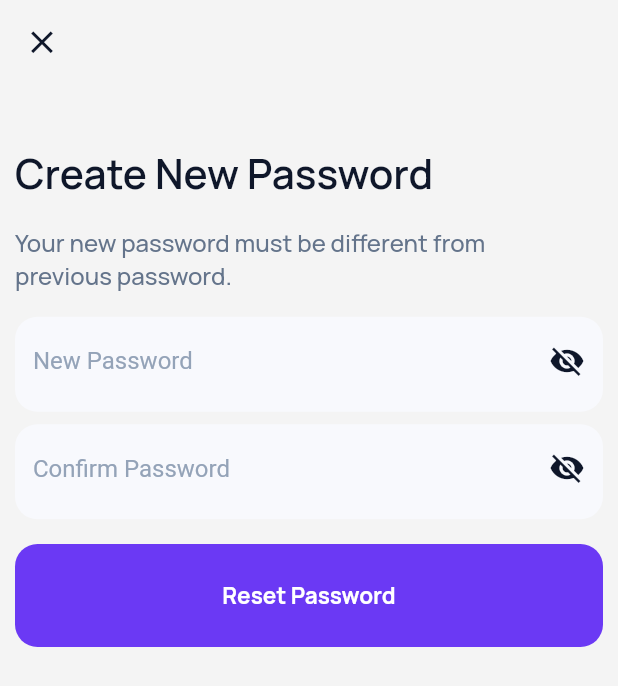
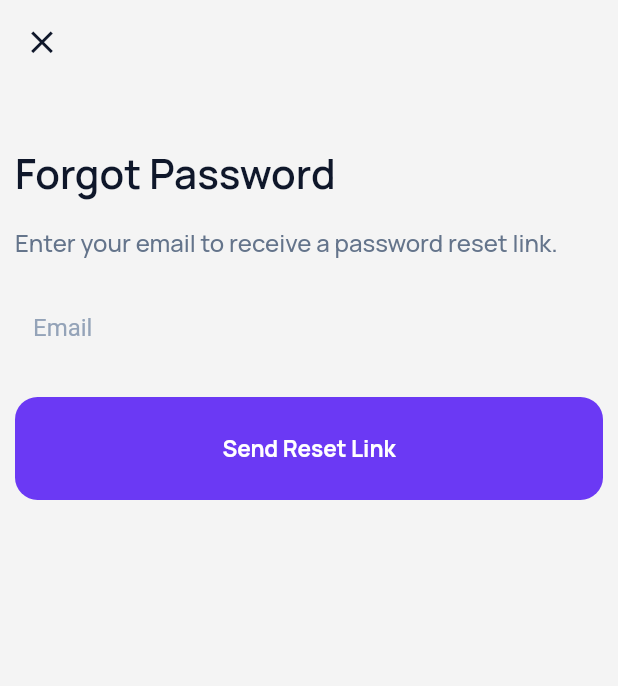
Before and after one commit to pratham-sarankar/zyrotech, a Flutter app: the Forget screen opened directly, on a phone screen of 412 x 824 dp. Shown: the top 686 px of the screen. Run offline on Flutter 3.47's test engine with Material 3 defaults, Android fonts, the phone set to English and light mode, and no system bars; our stand-ins replace country_picker, file_picker, firebase_core, google_sign_in, otp_text_field, shared_preferences and 1 more; missing offline and left inert: deriv_chart; accounts and stored records are empty; statements that could not run were skipped.

Commit message:
forget password api integrated

```diff
--- a/lib/screens/Login Screens/Forget pass.dart
+++ b/lib/screens/Login Screens/Forget pass.dart
@@ -2,6 +2,8 @@
 
 // Flutter imports:
 import 'package:flutter/material.dart';
+import 'package:http/http.dart' as http;
+import 'dart:convert';
 
 // Package imports:
 import 'package:provider/provider.dart';
@@ -9,6 +11,7 @@ import 'package:provider/provider.dart';
 // Project imports:
 import '../../Dark mode.dart';
 import 'Password update.dart';
+import '../../services/auth_service.dart';
 
 class Forget extends StatefulWidget {
   const Forget({super.key});
@@ -19,113 +22,43 @@ class Forget extends StatefulWidget {
 
 class _ForgetState extends State<Forget> {
   ColorNotifire notifier = ColorNotifire();
-  bool _obscureNewPassword = true;
-  bool _obscureConfirmPassword = true;
   bool _isLoading = false;
 
   final _formKey = GlobalKey<FormState>();
-  final _newPasswordController = TextEditingController();
-  final _confirmPasswordController = TextEditingController();
-  final _confirmPasswordFocusNode = FocusNode();
+  final _emailController = TextEditingController();
 
-  @override
-  void initState() {
-    super.initState();
-    _confirmPasswordFocusNode.addListener(_handleConfirmPasswordFocusChange);
-  }
+  final AuthService _authService = AuthService();
 
-  void _handleConfirmPasswordFocusChange() {
-    if (!_confirmPasswordFocusNode.hasFocus) {
-      if (_confirmPasswordController.text.isNotEmpty &&
-          _newPasswordController.text.isNotEmpty &&
-          _confirmPasswordController.text == _newPasswordController.text) {
-        FocusScope.of(context).unfocus();
-      }
-    }
-  }
-
-  void _checkAndDismissKeyboard(String value) {
-    if (value.isNotEmpty &&
-        _newPasswordController.text.isNotEmpty &&
-        value == _newPasswordController.text) {
-      FocusScope.of(context).unfocus();
-    }
-  }
-
-  String? _validatePassword(String? value) {
-    if (value == null || value.isEmpty) {
-      return 'Password is required';
-    }
-    if (value.length < 8) {
-      return 'Password must be at least 8 characters';
-    }
-    if (!value.contains(RegExp(r'[A-Z]'))) {
-      return 'Password must contain at least one uppercase letter';
-    }
-    if (!value.contains(RegExp(r'[0-9]'))) {
-      return 'Password must contain at least one number';
-    }
-    if (!value.contains(RegExp(r'[!@#$%^&*(),.?":{}|<>]'))) {
-      return 'Password must contain at least one special character';
-    }
-    return null;
-  }
-
-  String? _validateConfirmPassword(String? value) {
-    if (value == null || value.isEmpty) {
-      return 'Please confirm your password';
-    }
-    if (value != _newPasswordController.text) {
-      return 'Passwords do not match';
-    }
-    return null;
-  }
-
-  Future<void> _resetPassword() async {
-    if (!_formKey.currentState!.validate()) {
-      return;
-    }
-
+  Future<void> _sendForgotPasswordRequest(String email) async {
     setState(() {
       _isLoading = true;
     });
 
     try {
-      // TODO: Implement actual password reset logic here
-      await Future.delayed(const Duration(seconds: 2)); // Simulated API call
-
-      if (mounted) {
-        Navigator.pushReplacement(
-          context,
-          MaterialPageRoute(
-            builder: (context) => const Password(),
+      final response = await _authService.forgotPassword(email);
+      ScaffoldMessenger.of(context).showSnackBar(
+        SnackBar(
+          content: Text(response['message']),
+          backgroundColor: Colors.green,
         ),
       );
-      }
     } catch (e) {
-      if (mounted) {
       ScaffoldMessenger.of(context).showSnackBar(
         SnackBar(
-            content: Text('Error resetting password: ${e.toString()}'),
+          content: Text('Failed to send reset link: ${e.toString()}'),
           backgroundColor: Colors.red,
         ),
       );
-      }
     } finally {
-      if (mounted) {
       setState(() {
         _isLoading = false;
       });
     }
   }
-  }
 
   @override
   void dispose() {
-    _newPasswordController.dispose();
-    _confirmPasswordController.dispose();
-    _confirmPasswordFocusNode.removeListener(_handleConfirmPasswordFocusChange);
-    _confirmPasswordFocusNode.dispose();
+    _emailController.dispose();
     super.dispose();
   }
 
@@ -155,7 +88,7 @@ class _ForgetState extends State<Forget> {
               children: [
                 SizedBox(height: height * 0.05),
                 Text(
-                  "Create New Password",
+                  "Forgot Password",
                   style: TextStyle(
                     fontSize: 27,
                     fontFamily: "Manrope-SemiBold",
@@ -164,7 +97,7 @@ class _ForgetState extends State<Forget> {
                 ),
                 SizedBox(height: height * 0.02),
                 Text(
-                  "Your new password must be different from \nprevious password.",
+                  "Enter your email to receive a password reset link.",
                   style: const TextStyle(
                     fontSize: 16,
                     color: Color(0xff64748B),
@@ -172,76 +105,32 @@ class _ForgetState extends State<Forget> {
                   ),
                 ),
                 SizedBox(height: height * 0.02),
-                Container(
-                  height: height / 13,
-                  decoration: BoxDecoration(
-                    color: notifier.textField,
-                    borderRadius: BorderRadius.circular(15),
+                TextFormField(
+                  controller: _emailController,
+                  decoration: InputDecoration(
+                    hintText: "Email",
+                    border: const OutlineInputBorder(borderSide: BorderSide.none),
+                    hintStyle: TextStyle(color: notifier.textFieldHintText),
                   ),
-                  child: TextFormField(
-                    controller: _newPasswordController,
-                    style: TextStyle(color: notifier.textColor),
-                    obscureText: _obscureNewPassword,
-                    validator: _validatePassword,
-                    decoration: InputDecoration(
-                      hintText: "New Password",
-                      border:
-                          const OutlineInputBorder(borderSide: BorderSide.none),
-                      hintStyle: TextStyle(color: notifier.textFieldHintText),
-                      suffixIcon: IconButton(
-                        onPressed: () {
-                          setState(() {
-                            _obscureNewPassword = !_obscureNewPassword;
-                          });
+                  validator: (value) {
+                    if (value == null || value.isEmpty) {
+                      return 'Email is required';
+                    }
+                    if (!RegExp(r'^[^@]+@[^@]+\.[^@]+').hasMatch(value)) {
+                      return 'Enter a valid email';
+                    }
+                    return null;
                   },
-                        icon: Icon(
-                          _obscureNewPassword
-                              ? Icons.visibility_off
-                              : Icons.visibility,
-                          color: notifier.textColor,
-                        ),
-                      ),
-                    ),
-                  ),
-                ),
-                SizedBox(height: height * 0.01),
-                Container(
-                  height: height / 13,
-                  decoration: BoxDecoration(
-                    color: notifier.textField,
-                    borderRadius: BorderRadius.circular(15),
-                  ),
-                  child: TextFormField(
-                    controller: _confirmPasswordController,
-                    focusNode: _confirmPasswordFocusNode,
-                    style: TextStyle(color: notifier.textColor),
-                    obscureText: _obscureConfirmPassword,
-                    validator: _validateConfirmPassword,
-                    onChanged: _checkAndDismissKeyboard,
-                    decoration: InputDecoration(
-                      hintText: "Confirm Password",
-                      border:
-                          const OutlineInputBorder(borderSide: BorderSide.none),
-                      hintStyle: TextStyle(color: notifier.textFieldHintText),
-                      suffixIcon: IconButton(
-                        onPressed: () {
-                          setState(() {
-                            _obscureConfirmPassword = !_obscureConfirmPassword;
-                          });
-                        },
-                        icon: Icon(
-                          _obscureConfirmPassword
-                              ? Icons.visibility_off
-                              : Icons.visibility,
-                          color: notifier.textColor,
-                        ),
-                      ),
-                    ),
-                  ),
                 ),
                 SizedBox(height: height * 0.02),
                 GestureDetector(
-                  onTap: _isLoading ? null : _resetPassword,
+                  onTap: _isLoading
+                      ? null
+                      : () {
+                          if (_formKey.currentState!.validate()) {
+                            _sendForgotPasswordRequest(_emailController.text);
+                          }
+                        },
                   child: Container(
                     height: height / 12,
                     decoration: BoxDecoration(
@@ -252,7 +141,7 @@ class _ForgetState extends State<Forget> {
                       child: _isLoading
                           ? const CircularProgressIndicator(color: Colors.white)
                           : const Text(
-                              "Reset Password",
+                              "Send Reset Link",
                               style: TextStyle(
                                 color: Color(0xffFFFFFF),
                                 fontSize: 15,
--- a/lib/services/auth_service.dart
+++ b/lib/services/auth_service.dart
@@ -138,4 +138,19 @@ class AuthService {
       throw Exception('Failed to create PIN: \\${response.body}');
     }
   }
+
+  Future<Map<String, dynamic>> forgotPassword(String email) async {
+    final url = Uri.parse('$baseUrl/api/auth/forgot-password');
+    final response = await http.post(
+      url,
+      headers: {'Content-Type': 'application/json'},
+      body: jsonEncode({'email': email}),
+    );
+
+    if (response.statusCode == 200) {
+      return jsonDecode(response.body);
+    } else {
+      throw Exception('Failed to send reset link: ${response.body}');
+    }
+  }
 }
```
Lines whose indentation alone changed are shown as unchanged.
